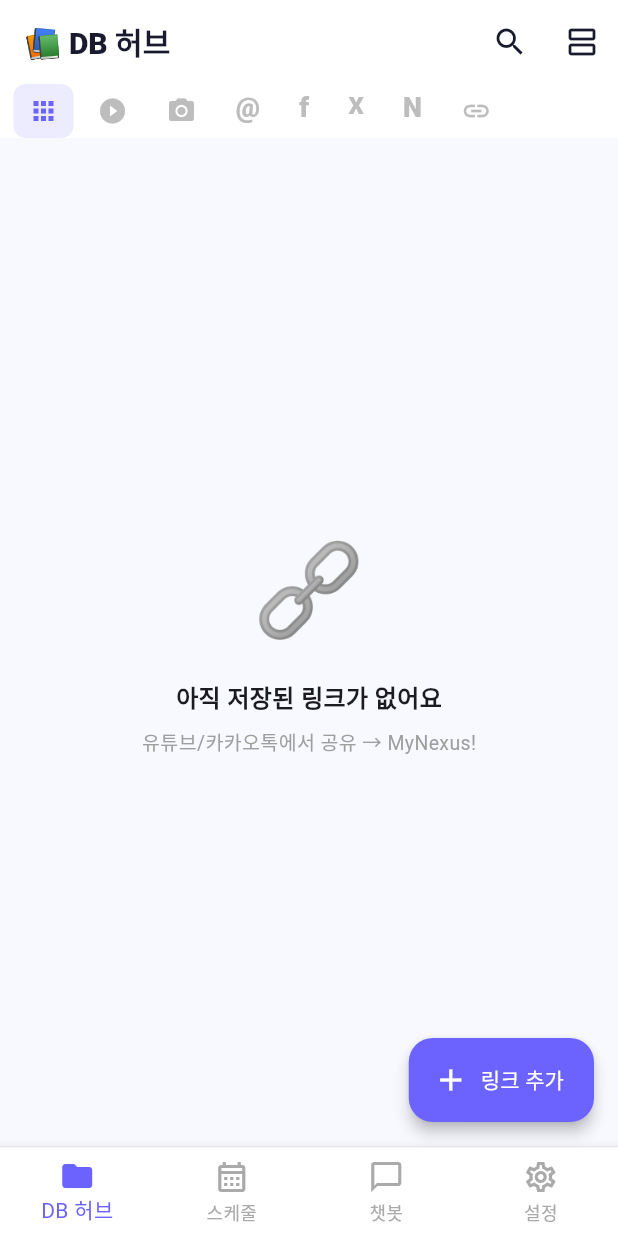
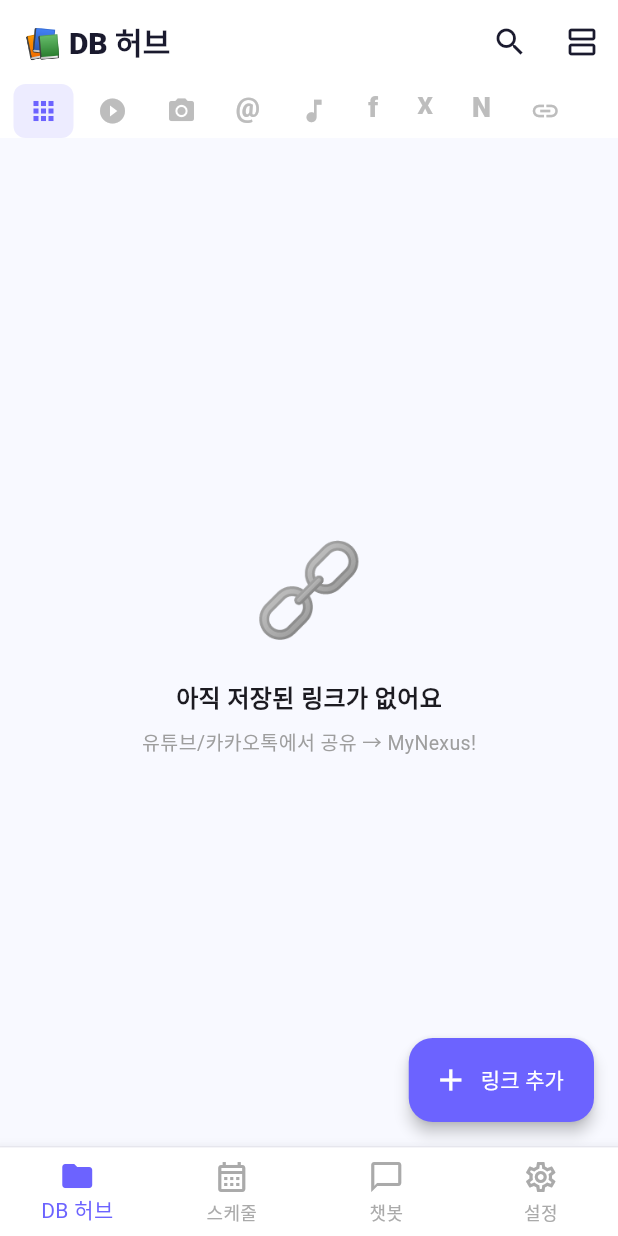
Before and after one commit to cine1052rene/my_nexus, a Flutter app: the screen it shows once a user with an empty profile is signed in, on a phone screen of 412 x 824 dp. Run offline on Flutter 3.47's test engine with Material 3 defaults, Android fonts, the phone set to English and light mode, and no system bars; our stand-ins replace cached_network_image, cloud_firestore, cloud_functions, firebase_auth, firebase_core, flutter_riverpod and 4 more; missing offline and left inert: enough_mail; accounts and stored records are empty.

Commit message:
feat: TikTok 카테고리 추가 및 Threads URL 감지 개선
- HubCategory에 tiktok 추가 (🎵 이모지, 빨간 브랜드 컬러 #EE1D52)
- _detectCategory: threads.com 도메인 감지 추가, tiktok.com 감지 추가
- TikTok을 Microlink API 메타데이터 fetch 목록에 포함
- 아이콘 바, 링크카드, 플레이스홀더에 TikTok 색상/아이콘 반영
- 제네릭 제목 필터에 'TikTok', 'Log in | TikTok' 추가

Co-Authored-By: Claude Sonnet 4.6 <noreply@anthropic.com>

```diff
--- a/lib/core/constants/app_constants.dart
+++ b/lib/core/constants/app_constants.dart
@@ -21,13 +21,14 @@ class HubCategory {
   static const youtube   = HubCategory(id: 'youtube',   label: '유튜브', emoji: '▶️');
   static const instagram = HubCategory(id: 'instagram', label: '인스타', emoji: '📸');
   static const threads   = HubCategory(id: 'threads',   label: '쓰레드', emoji: '🧵');
+  static const tiktok    = HubCategory(id: 'tiktok',    label: '틱톡',   emoji: '🎵');
   static const facebook  = HubCategory(id: 'facebook',  label: '페북',   emoji: '👥');
   static const twitter   = HubCategory(id: 'twitter',   label: '트위터', emoji: '🐦');
   static const naver     = HubCategory(id: 'naver',     label: '네이버', emoji: '🟢');
   static const etc       = HubCategory(id: 'etc',       label: '기타',   emoji: '🔗');
 
   static const List<HubCategory> all_list = [
-    all, youtube, instagram, threads, facebook, twitter, naver, etc,
+    all, youtube, instagram, threads, tiktok, facebook, twitter, naver, etc,
   ];
 
   static HubCategory fromId(String id) =>
--- a/lib/features/hub/widgets/link_card.dart
+++ b/lib/features/hub/widgets/link_card.dart
@@ -137,6 +137,7 @@ class _ListCard extends StatelessWidget {
     'youtube':   Color(0x1FFF0000),
     'instagram': Color(0x1FE1306C),
     'threads':   Color(0x1F101010),
+    'tiktok':    Color(0x1FEE1D52),
     'facebook':  Color(0x1F1877F2),
     'twitter':   Color(0x1F000000),
     'naver':     Color(0x1F03C75A),
@@ -253,6 +254,7 @@ class _SourceIcon extends StatelessWidget {
     'youtube':   Color(0xFFFF0000),
     'instagram': Color(0xFFE1306C),
     'threads':   Color(0xFF101010),
+    'tiktok':    Color(0xFFEE1D52),
     'facebook':  Color(0xFF1877F2),
     'twitter':   Color(0xFF000000),
     'naver':     Color(0xFF03C75A),
@@ -263,6 +265,7 @@ class _SourceIcon extends StatelessWidget {
   static const _matIcons = <String, IconData>{
     'youtube':   Icons.play_circle_filled,
     'instagram': Icons.camera_alt,
+    'tiktok':    Icons.music_note,
     'etc':       Icons.link,
   };
 
@@ -307,6 +310,7 @@ class _Placeholder extends StatelessWidget {
     'youtube':   Color(0x1FFF0000),
     'instagram': Color(0x1FE1306C),
     'threads':   Color(0x1F101010),
+    'tiktok':    Color(0x1FEE1D52),
     'facebook':  Color(0x1F1877F2),
     'twitter':   Color(0x1F000000),
     'naver':     Color(0x1F03C75A),
```
Also changed, not shown: lib/features/hub/screens/hub_screen.dart (+19 -10 lines).
